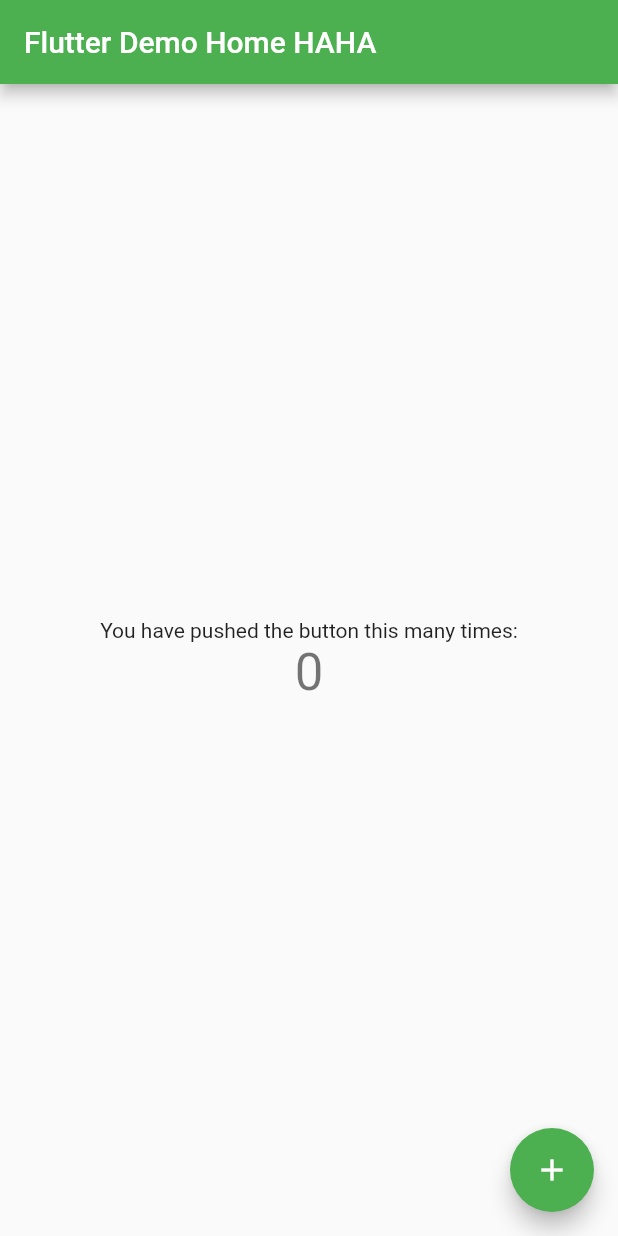
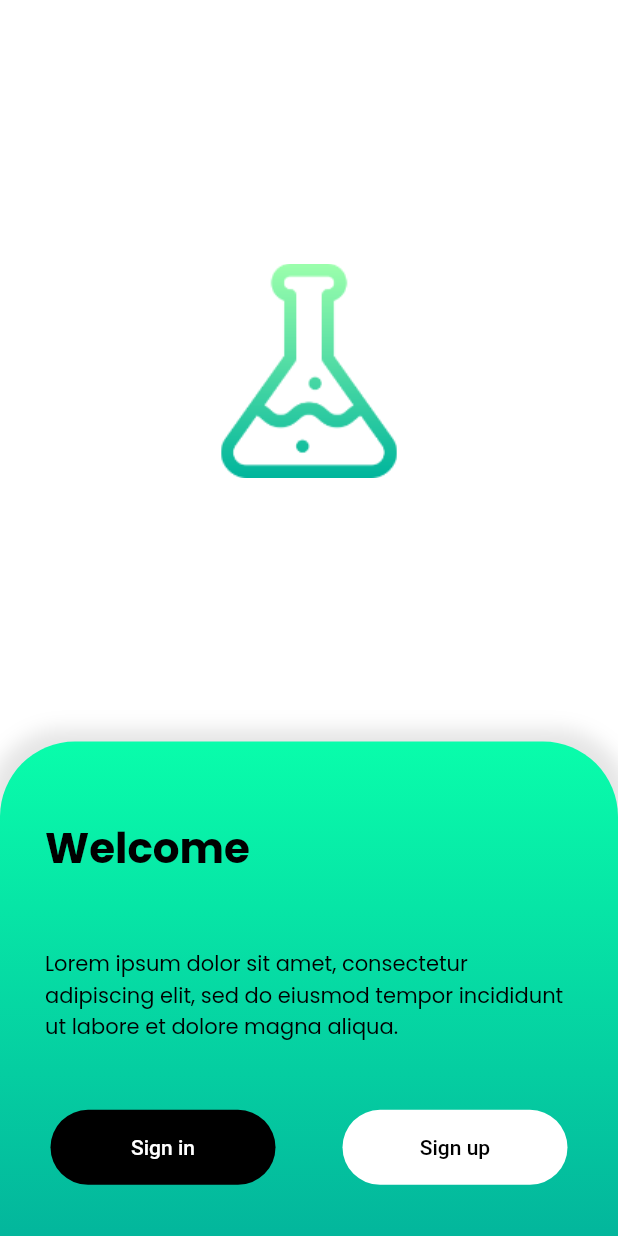
Before and after one commit to wit-id/Platter-Tutorial, a Flutter app: the screen it shows after launch, on a phone screen of 412 x 824 dp. Run offline on Flutter 3.47's test engine with Material 2 defaults, Android fonts, the phone set to English and light mode, and no system bars.

Commit message:
update loading screen UI & home UI

```diff
--- a/lib/main.dart
+++ b/lib/main.dart
@@ -1,117 +1,34 @@
 import 'package:flutter/material.dart';
+
+import './widgets/home_opening.dart';
+import './widgets/home.dart';
 
 void main() {
   runApp(MyApp());
 }
 
 class MyApp extends StatelessWidget {
-  // This widget is the root of your application.
   @override
   Widget build(BuildContext context) {
     return MaterialApp(
       title: 'Flutter Demo',
       theme: ThemeData(
-        // This is the theme of your application.
-        //
-        // Try running your application with "flutter run". You'll see the
-        // application has a blue toolbar. Then, without quitting the app, try
-        // changing the primarySwatch below to Colors.green and then invoke
-        // "hot reload" (press "r" in the console where you ran "flutter run",
-        // or simply save your changes to "hot reload" in a Flutter IDE).
-        // Notice that the counter didn't reset back to zero; the application
-        // is not restarted.
         primarySwatch: Colors.green,
-        // This makes the visual density adapt to the platform that you run
-        // the app on. For desktop platforms, the controls will be smaller and
-        // closer together (more dense) than on mobile platforms.
         visualDensity: VisualDensity.adaptivePlatformDensity,
+        fontFamily: 'Poppins',
+        textTheme: ThemeData.light().textTheme.copyWith(
+          title: TextStyle(
+            color: Colors.black,
+            fontSize: 28,
+            fontWeight: FontWeight.bold
+          ),
+          body1: TextStyle(
+            color: Colors.black,
+            fontSize: 14,
+          )
+        )
       ),
-      home: MyHomePage(title: 'Flutter Demo Home HAHA'),
+      home: Home(),
     );
   }
 }
-
-class MyHomePage extends StatefulWidget {
-  MyHomePage({Key key, this.title}) : super(key: key);
-
-  // This widget is the home page of your application. It is stateful, meaning
-  // that it has a State object (defined below) that contains fields that affect
-  // how it looks.
-
-  // This class is the configuration for the state. It holds the values (in this
-  // case the title) provided by the parent (in this case the App widget) and
-  // used by the build method of the State. Fields in a Widget subclass are
-  // always marked "final".
-
-  final String title;
-
-  @override
-  _MyHomePageState createState() => _MyHomePageState();
-}
-
-class _MyHomePageState extends State<MyHomePage> {
-  int _counter = 0;
-
-  void _incrementCounter() {
-    setState(() {
-      // This call to setState tells the Flutter framework that something has
-      // changed in this State, which causes it to rerun the build method below
-      // so that the display can reflect the updated values. If we changed
-      // _counter without calling setState(), then the build method would not be
-      // called again, and so nothing would appear to happen.
-      _counter++;
-    });
-  }
-
-  @override
-  Widget build(BuildContext context) {
-    // This method is rerun every time setState is called, for instance as done
-    // by the _incrementCounter method above.
-    //
-    // The Flutter framework has been optimized to make rerunning build methods
-    // fast, so that you can just rebuild anything that needs updating rather
-    // than having to individually change instances of widgets.
-    return Scaffold(
-      appBar: AppBar(
-        // Here we take the value from the MyHomePage object that was created by
-        // the App.build method, and use it to set our appbar title.
-        title: Text(widget.title),
-      ),
-      body: Center(
-        // Center is a layout widget. It takes a single child and positions it
-        // in the middle of the parent.
-        child: Column(
-          // Column is also a layout widget. It takes a list of children and
-          // arranges them vertically. By default, it sizes itself to fit its
-          // children horizontally, and tries to be as tall as its parent.
-          //
-          // Invoke "debug painting" (press "p" in the console, choose the
-          // "Toggle Debug Paint" action from the Flutter Inspector in Android
-          // Studio, or the "Toggle Debug Paint" command in Visual Studio Code)
-          // to see the wireframe for each widget.
-          //
-          // Column has various properties to control how it sizes itself and
-          // how it positions its children. Here we use mainAxisAlignment to
-          // center the children vertically; the main axis here is the vertical
-          // axis because Columns are vertical (the cross axis would be
-          // horizontal).
-          mainAxisAlignment: MainAxisAlignment.center,
-          children: <Widget>[
-            Text(
-              'You have pushed the button this many times:',
-            ),
-            Text(
-              '$_counter',
-              style: Theme.of(context).textTheme.headline4,
-            ),
-          ],
-        ),
-      ),
-      floatingActionButton: FloatingActionButton(
-        onPressed: _incrementCounter,
-        tooltip: 'Increment',
-        child: Icon(Icons.add),
-      ), // This trailing comma makes auto-formatting nicer for build methods.
-    );
-  }
-}
--- /dev/null
+++ b/lib/widgets/home.dart
@@ -0,0 +1,113 @@
+import 'package:flutter/material.dart';
+
+class Home extends StatelessWidget {
+  @override
+  Widget build(BuildContext context) {
+    final _mediaQuery = MediaQuery.of(context);
+    return SingleChildScrollView(
+      child: Container(
+        color: Colors.white,
+        child: Column(
+          children: [
+            Container(
+              width: _mediaQuery.size.width,
+              height: _mediaQuery.size.height * 0.6,
+              child: Center(
+                child: Image.asset('assets/images/logo.png'),
+              ),
+            ),
+            Container(
+              width: _mediaQuery.size.width,
+              height: _mediaQuery.size.height * 0.4,
+              padding: EdgeInsets.only(
+                top: 50,
+                left: 30,
+                right: 30,
+                bottom: 15
+              ),
+              decoration: BoxDecoration(
+                gradient: LinearGradient(
+                  colors: [Color.fromRGBO(3, 182, 156, 1), Color.fromRGBO(9, 253, 171, 1)],
+                  begin: Alignment.bottomCenter,
+                  end: Alignment.topCenter
+                ),
+                borderRadius: BorderRadius.only(
+                  topLeft: Radius.circular(50),
+                  topRight: Radius.circular(50)
+                ),
+                boxShadow: [
+                  BoxShadow(
+                    color: Colors.black.withOpacity(0.1),
+                    blurRadius: 10,
+                    spreadRadius: 8
+                  )
+                ]
+              ),
+              child: LayoutBuilder(
+                  builder: (ctx, constraint) {
+                  return Column(
+                    crossAxisAlignment: CrossAxisAlignment.start,
+                    children: [
+                      Container(
+                        height: constraint.maxHeight / 3,
+                        child: Text(
+                          'Welcome',
+                          style: Theme.of(context).textTheme.title,
+                          textAlign: TextAlign.left,
+                        ),
+                      ),
+                      Container(
+                        height: constraint.maxHeight / 3,
+                        child: Text(
+                          'Lorem ipsum dolor sit amet, consectetur adipiscing elit, sed do eiusmod tempor incididunt ut labore et dolore magna aliqua.',
+                          style: Theme.of(context).textTheme.body1
+                        ),
+                      ),
+                      Container(
+                        height: constraint.maxHeight / 3,
+                        child: Row(
+                          mainAxisAlignment: MainAxisAlignment.spaceAround,
+                          children: [
+                            ButtonTheme(
+                              minWidth: 150,
+                              height: 50,
+                              child: FlatButton(
+                                child: Text('Sign in'),
+                                onPressed: (){},
+                                color: Colors.black,
+                                textColor: Colors.white,
+                                shape: RoundedRectangleBorder(
+                                  borderRadius: BorderRadius.circular(40)
+                                ),
+                              ),
+                            ),
+                            SizedBox(
+                              width: 30,
+                            ),
+                            ButtonTheme(
+                              minWidth: 150,
+                              height: 50,
+                              child: FlatButton(
+                                child: Text('Sign up'),
+                                onPressed: (){},
+                                color: Colors.white,
+                                textColor: Colors.black,
+                                shape: RoundedRectangleBorder(
+                                  borderRadius: BorderRadius.circular(40)
+                                ),
+                              ),
+                            )
+                          ],
+                        ),
+                      )
+                    ],
+                  );
+                },
+              ),
+            )
+          ],
+        ),
+      ),
+    );
+  }
+}
```
Also changed, not shown: lib/widgets/home_opening.dart (added, +73 -0 lines), pubspec.yaml (+10 -14 lines), assets/fonts/Poppins-Bold.ttf (added), assets/fonts/Poppins-Italic.ttf (added), assets/fonts/Poppins-Regular.ttf (added), assets/images/logo.png (added), pubspec.lock.
